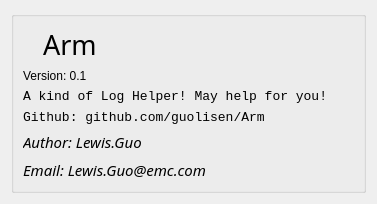
Before: the Qt Designer form aboutdialog.ui in guolisen/Arm, drawn with Qt 5.
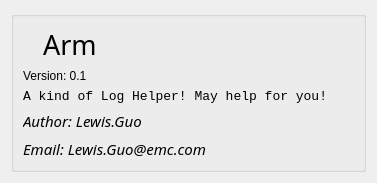
After: the same form once the commit is applied. Icons and pictures are not drawn.

The edit to the form file:
```diff
--- a/aboutdialog.ui
+++ b/aboutdialog.ui
@@ -79,19 +79,6 @@
         </property>
        </widget>
       </item>
-      <item>
-       <widget class="QLabel" name="label_7">
-        <property name="font">
-         <font>
-          <family>Courier New</family>
-          <pointsize>10</pointsize>
-         </font>
-        </property>
-        <property name="text">
-         <string>Github: github.com/guolisen/Arm</string>
-        </property>
-       </widget>
-      </item>
       <item>
        <widget class="QLabel" name="label_3">
         <property name="font">
```
